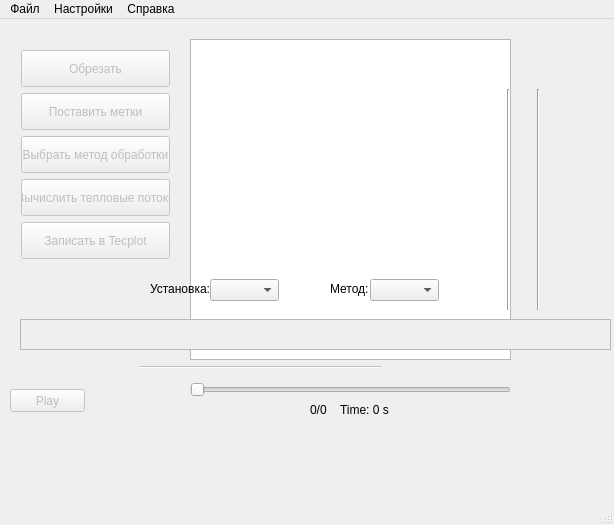
First picture: the form in mainwindow.ui, repository kirill-borodin/ThermoX-Pro, before the edit.
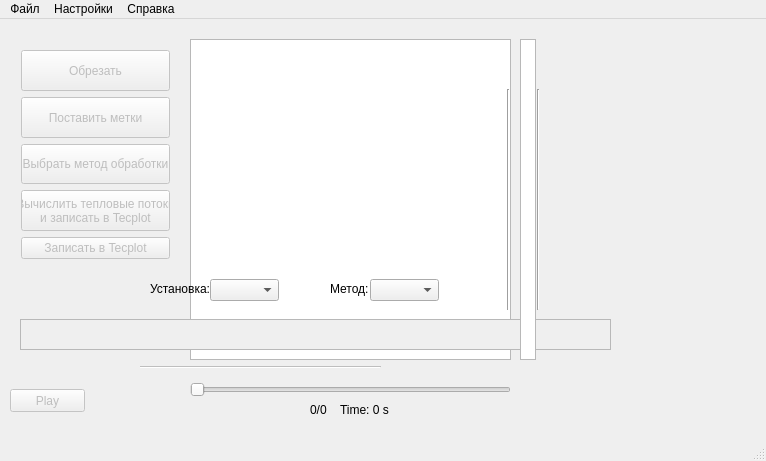
Second picture: the form after the edit.

Diff of the .ui file:
```diff
--- a/mainwindow.ui
+++ b/mainwindow.ui
@@ -6,8 +6,8 @@
    <rect>
     <x>0</x>
     <y>0</y>
-    <width>614</width>
-    <height>525</height>
+    <width>766</width>
+    <height>461</height>
    </rect>
   </property>
   <property name="windowTitle">
@@ -219,7 +219,8 @@
         </sizepolicy>
        </property>
        <property name="text">
-        <string>Вычислить тепловые потоки</string>
+        <string>Вычислить тепловые потоки
+и записать в Tecplot</string>
        </property>
       </widget>
      </item>
@@ -228,12 +229,6 @@
        <property name="enabled">
         <bool>false</bool>
        </property>
-       <property name="sizePolicy">
-        <sizepolicy hsizetype="Minimum" vsizetype="Preferred">
-         <horstretch>0</horstretch>
-         <verstretch>0</verstretch>
-        </sizepolicy>
-       </property>
        <property name="text">
         <string>Записать в Tecplot</string>
        </property>
@@ -310,13 +305,49 @@
      <string>Метод:</string>
     </property>
    </widget>
+   <widget class="QLabel" name="TmaxDisplay">
+    <property name="geometry">
+     <rect>
+      <x>550</x>
+      <y>10</y>
+      <width>71</width>
+      <height>21</height>
+     </rect>
+    </property>
+    <property name="text">
+     <string/>
+    </property>
+   </widget>
+   <widget class="QLabel" name="TminDisplay">
+    <property name="geometry">
+     <rect>
+      <x>550</x>
+      <y>330</y>
+      <width>71</width>
+      <height>21</height>
+     </rect>
+    </property>
+    <property name="text">
+     <string/>
+    </property>
+   </widget>
+   <widget class="QGraphicsView" name="graphicsView_2">
+    <property name="geometry">
+     <rect>
+      <x>520</x>
+      <y>20</y>
+      <width>16</width>
+      <height>321</height>
+     </rect>
+    </property>
+   </widget>
   </widget>
   <widget class="QMenuBar" name="menuBar">
    <property name="geometry">
     <rect>
      <x>0</x>
      <y>0</y>
-     <width>614</width>
+     <width>766</width>
      <height>21</height>
     </rect>
    </property>
```
